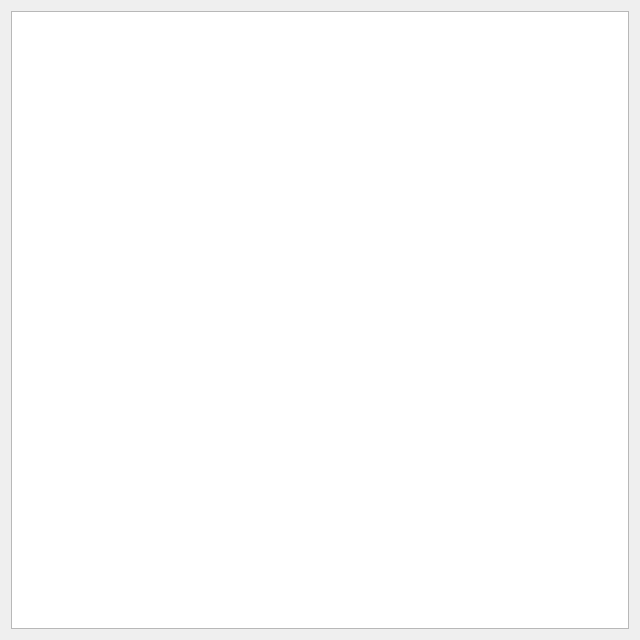
The window that sources/lusan/view/log/ui/LogViewer.ui (aregtech/areg-sdk-tools) describes before a commit, drawn with Qt 5.
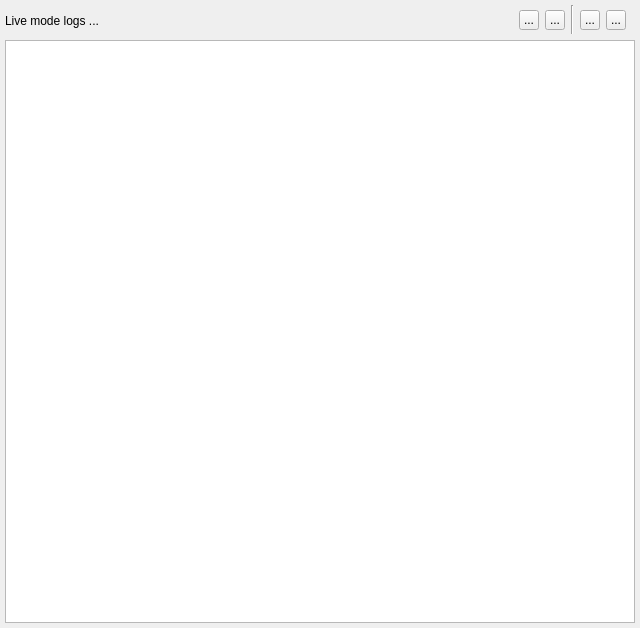
The same window after the commit. Icons and pictures are not drawn.

Commit message: continuing creating log viewer page.

What changed in the file:
```diff
--- a/sources/lusan/view/log/ui/LogViewer.ui
+++ b/sources/lusan/view/log/ui/LogViewer.ui
@@ -7,37 +7,204 @@
     <x>0</x>
     <y>0</y>
     <width>640</width>
-    <height>640</height>
+    <height>628</height>
    </rect>
   </property>
+  <property name="sizePolicy">
+   <sizepolicy hsizetype="Expanding" vsizetype="Preferred">
+    <horstretch>0</horstretch>
+    <verstretch>0</verstretch>
+   </sizepolicy>
+  </property>
   <property name="windowTitle">
-   <string>Form</string>
+   <string notr="true"/>
+  </property>
+  <property name="autoFillBackground">
+   <bool>true</bool>
   </property>
   <layout class="QVBoxLayout" name="verticalLayout">
+   <property name="leftMargin">
+    <number>5</number>
+   </property>
+   <property name="topMargin">
+    <number>5</number>
+   </property>
+   <property name="rightMargin">
+    <number>5</number>
+   </property>
+   <property name="bottomMargin">
+    <number>5</number>
+   </property>
    <item>
-    <widget class="QTableView" name="logTable">
-     <property name="editTriggers">
-      <set>QAbstractItemView::EditTrigger::NoEditTriggers</set>
-     </property>
-     <property name="dragDropOverwriteMode">
-      <bool>false</bool>
-     </property>
-     <property name="wordWrap">
-      <bool>false</bool>
-     </property>
-     <attribute name="horizontalHeaderCascadingSectionResizes">
-      <bool>true</bool>
-     </attribute>
-     <attribute name="horizontalHeaderStretchLastSection">
-      <bool>true</bool>
-     </attribute>
-     <attribute name="verticalHeaderVisible">
-      <bool>false</bool>
-     </attribute>
-     <attribute name="verticalHeaderHighlightSections">
-      <bool>false</bool>
-     </attribute>
-    </widget>
+    <layout class="QGridLayout" name="gridLayout">
+     <item row="0" column="0">
+      <widget class="QWidget" name="widget" native="true">
+       <property name="enabled">
+        <bool>true</bool>
+       </property>
+       <property name="sizePolicy">
+        <sizepolicy hsizetype="Preferred" vsizetype="Minimum">
+         <horstretch>0</horstretch>
+         <verstretch>0</verstretch>
+        </sizepolicy>
+       </property>
+       <property name="minimumSize">
+        <size>
+         <width>50</width>
+         <height>29</height>
+        </size>
+       </property>
+       <widget class="QWidget" name="horizontalLayoutWidget">
+        <property name="geometry">
+         <rect>
+          <x>0</x>
+          <y>0</y>
+          <width>621</width>
+          <height>31</height>
+         </rect>
+        </property>
+        <layout class="QHBoxLayout" name="horizontalLayout_2">
+         <property name="leftMargin">
+          <number>0</number>
+         </property>
+         <property name="topMargin">
+          <number>0</number>
+         </property>
+         <property name="rightMargin">
+          <number>0</number>
+         </property>
+         <property name="bottomMargin">
+          <number>0</number>
+         </property>
+         <item>
+          <widget class="QLabel" name="label">
+           <property name="sizePolicy">
+            <sizepolicy hsizetype="Preferred" vsizetype="Minimum">
+             <horstretch>0</horstretch>
+             <verstretch>0</verstretch>
+            </sizepolicy>
+           </property>
+           <property name="text">
+            <string>Live mode logs ...</string>
+           </property>
+          </widget>
+         </item>
+         <item>
+          <widget class="QToolButton" name="toolPause">
+           <property name="minimumSize">
+            <size>
+             <width>20</width>
+             <height>20</height>
+            </size>
+           </property>
+           <property name="maximumSize">
+            <size>
+             <width>20</width>
+             <height>20</height>
+            </size>
+           </property>
+           <property name="text">
+            <string>...</string>
+           </property>
+           <property name="icon">
+            <iconset theme="media-playback-pause"/>
+           </property>
+          </widget>
+         </item>
+         <item>
+          <widget class="QToolButton" name="toolContinue">
+           <property name="minimumSize">
+            <size>
+             <width>20</width>
+             <height>20</height>
+            </size>
+           </property>
+           <property name="maximumSize">
+            <size>
+             <width>20</width>
+             <height>20</height>
+            </size>
+           </property>
+           <property name="text">
+            <string>...</string>
+           </property>
+           <property name="icon">
+            <iconset theme="media-playback-start"/>
+           </property>
+          </widget>
+         </item>
+         <item>
+          <widget class="Line" name="line">
+           <property name="orientation">
+            <enum>Qt::Orientation::Vertical</enum>
+           </property>
+          </widget>
+         </item>
+         <item>
+          <widget class="QToolButton" name="toolStop">
+           <property name="minimumSize">
+            <size>
+             <width>20</width>
+             <height>20</height>
+            </size>
+           </property>
+           <property name="maximumSize">
+            <size>
+             <width>20</width>
+             <height>20</height>
+            </size>
+           </property>
+           <property name="text">
+            <string>...</string>
+           </property>
+           <property name="icon">
+            <iconset theme="media-playback-stop"/>
+           </property>
+          </widget>
+         </item>
+         <item>
+          <widget class="QToolButton" name="toolRestart">
+           <property name="minimumSize">
+            <size>
+             <width>20</width>
+             <height>20</height>
+            </size>
+           </property>
+           <property name="maximumSize">
+            <size>
+             <width>20</width>
+             <height>20</height>
+            </size>
+           </property>
+           <property name="text">
+            <string>...</string>
+           </property>
+           <property name="icon">
+            <iconset theme="media-record"/>
+           </property>
+          </widget>
+         </item>
+        </layout>
+       </widget>
+      </widget>
+     </item>
+     <item row="1" column="0">
+      <widget class="QTableView" name="logView">
+       <property name="selectionMode">
+        <enum>QAbstractItemView::SelectionMode::SingleSelection</enum>
+       </property>
+       <property name="selectionBehavior">
+        <enum>QAbstractItemView::SelectionBehavior::SelectRows</enum>
+       </property>
+       <property name="horizontalScrollMode">
+        <enum>QAbstractItemView::ScrollMode::ScrollPerItem</enum>
+       </property>
+       <attribute name="verticalHeaderVisible">
+        <bool>false</bool>
+       </attribute>
+      </widget>
+     </item>
+    </layout>
    </item>
   </layout>
  </widget>
```
Left out of the diff: 4 changed lines with no effect on the pictures. The commit also changes 10 other files.
